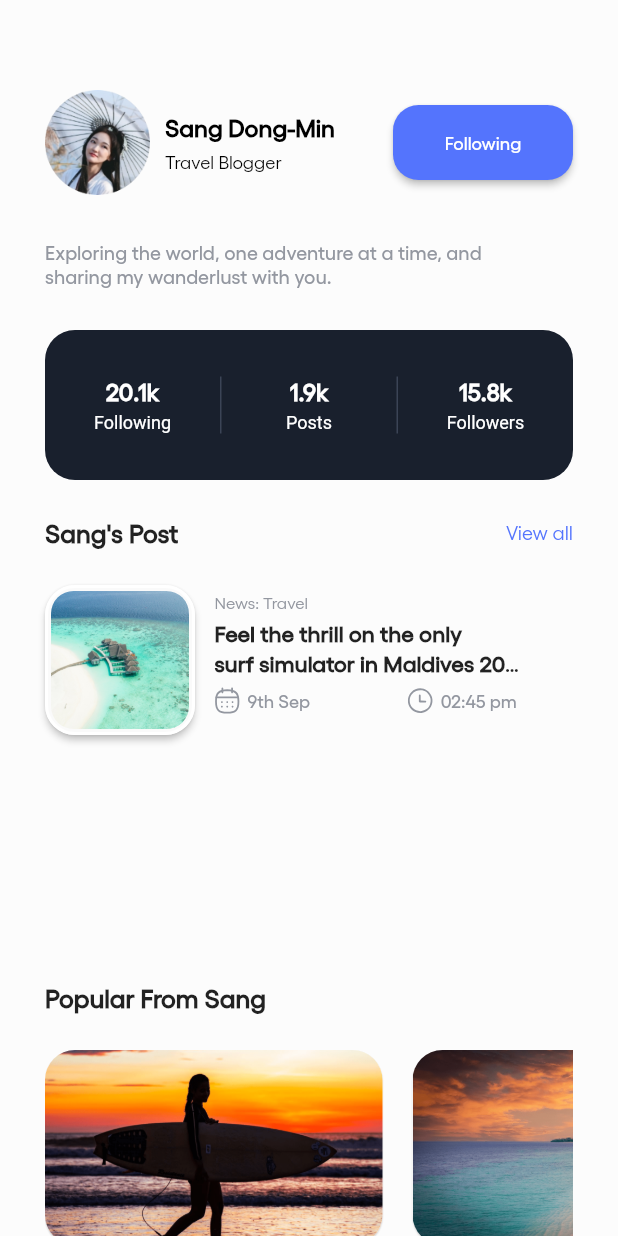
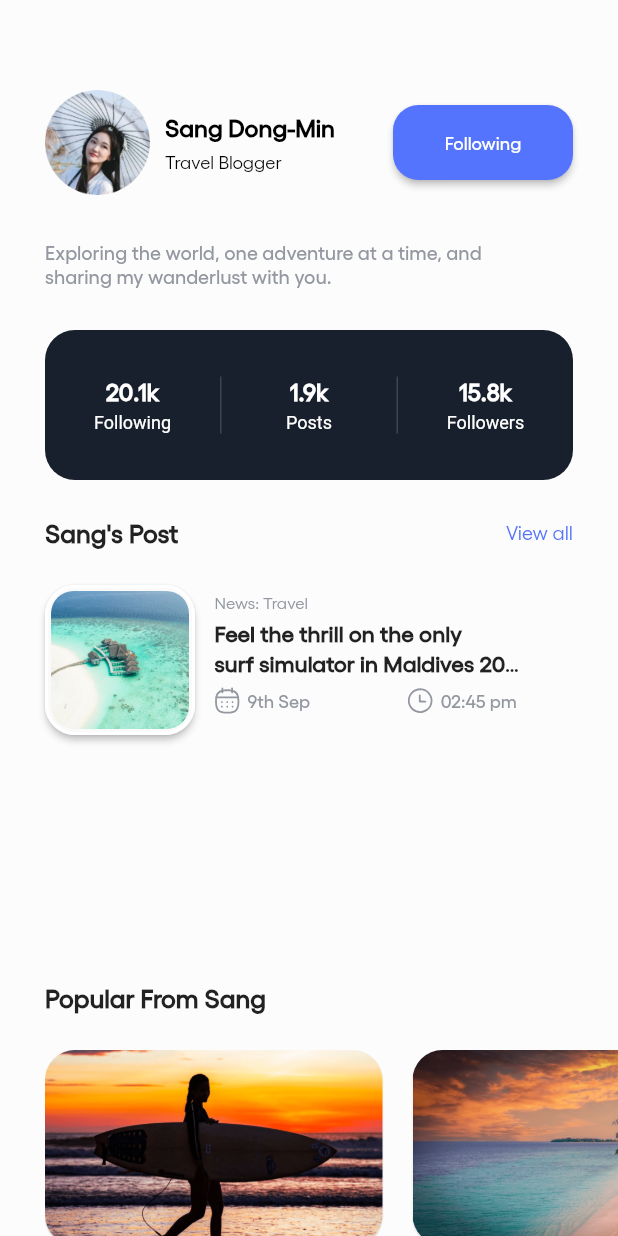
Before and after one commit to vaatic221b/travel_news_app, a Flutter app: the screen it shows after launch, after a tap on "Sang Dong-Min", on a phone screen of 412 x 824 dp. Run offline on Flutter 3.47's test engine with Material 2 defaults, Android fonts, the light colour scheme and no system bars; our stand-ins replace flutter_svg.

Commit message:
Completed Project

```diff
--- a/lib/screens/author.dart
+++ b/lib/screens/author.dart
@@ -540,9 +540,9 @@ class _AuthorProfileState extends State<AuthorProfile> {
   Container userGallery() {
     List<PictureModel> matchingPictures = pictures.where((picture) => picture.name == posts[widget.authorIndex].name).toList();
     return Container(
-      margin: const EdgeInsets.only(left: 30, right: 30),
+      margin: const EdgeInsets.only(left: 30),
       height: 130,
-      width: 500,
+      width: 600,
       color: const Color(0xFFFCFCFC),
       child: ListView.separated(
         itemCount: matchingPictures.length,
```
